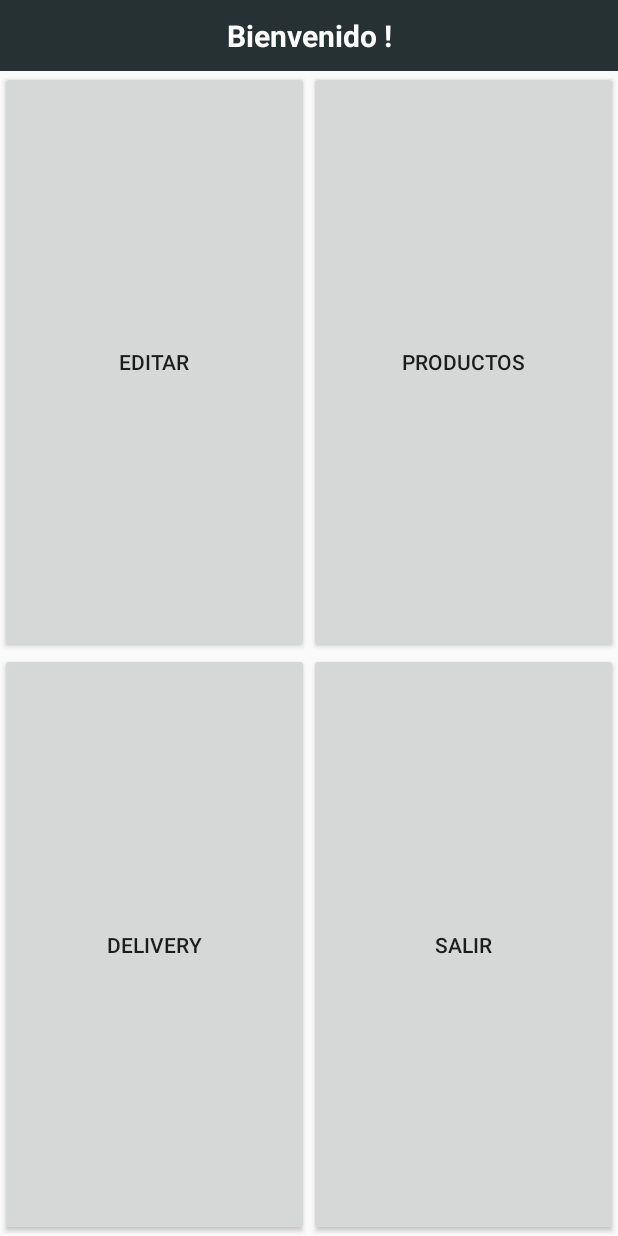
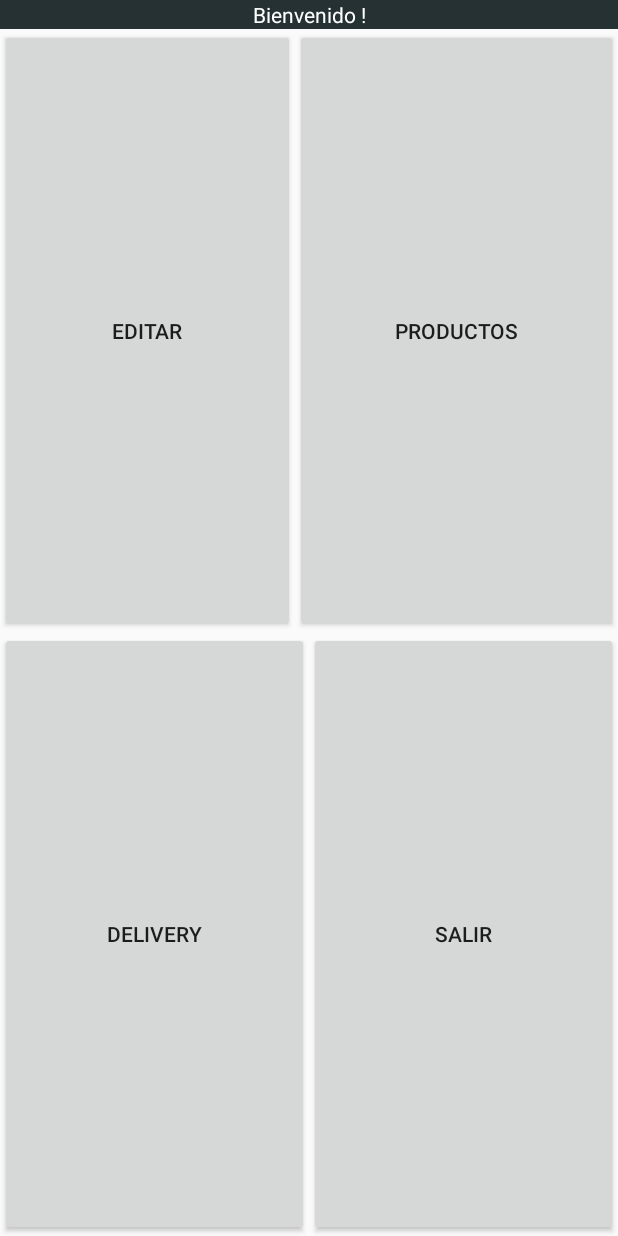
Before and after one commit to adrorodri/programacion3-2020, an Android app: the screen it shows after launch (MainActivity), after a tap on "INICIAR SESIÓN", on a phone screen of 412 x 824 dp. Run offline under Robolectric (Android 15) with nearby library versions, the phone set to English and light mode, and no system bars.

Commit message:
Vista programatica

```diff
--- a/app/src/main/java/com/upb/programacion32020/MainActivity.java
+++ b/app/src/main/java/com/upb/programacion32020/MainActivity.java
@@ -1,28 +1,77 @@
 package com.upb.programacion32020;
 
 import android.content.Intent;
+import android.graphics.Color;
 import android.os.Bundle;
+import android.view.Gravity;
 import android.view.View;
+import android.view.ViewGroup;
 import android.widget.Button;
+import android.widget.LinearLayout;
 import android.widget.TextView;
 
 import androidx.appcompat.app.AppCompatActivity;
+import androidx.core.content.ContextCompat;
+
+import java.util.LinkedList;
+import java.util.List;
 
 public class MainActivity extends AppCompatActivity {
 
-    Button buttonEditar;
-    Button buttonSalir;
-    TextView tvHeader;
     Usuario user;
 
     @Override
     protected void onCreate(Bundle savedInstanceState) {
         super.onCreate(savedInstanceState);
-        setContentView(R.layout.activity_main_menu);
 
-        buttonEditar = findViewById(R.id.btEditar);
-        buttonSalir = findViewById(R.id.btSalir);
-        tvHeader = findViewById(R.id.tvHeader);
+        // Parent Linear Layout
+        LinearLayout linearLayout = new LinearLayout(this);
+        linearLayout.setOrientation(LinearLayout.VERTICAL);
+
+        setContentView(linearLayout);
+
+        // Header Text View
+        TextView textViewHeader = new TextView(this);
+        textViewHeader.setGravity(Gravity.CENTER);
+        textViewHeader.setBackgroundResource(R.color.colorLightBlue);
+        textViewHeader.setTextColor(ContextCompat.getColor(this, R.color.colorWhite));
+        linearLayout.addView(textViewHeader);
+
+        // Top Linear Layout
+        LinearLayout linearLayoutButtons1 = new LinearLayout(this);
+        linearLayoutButtons1.setOrientation(LinearLayout.HORIZONTAL);
+        linearLayoutButtons1.setLayoutParams(new LinearLayout.LayoutParams(ViewGroup.LayoutParams.MATCH_PARENT, ViewGroup.LayoutParams.WRAP_CONTENT, 1f));
+
+        Button buttonEditar = new Button(this);
+        buttonEditar.setText(R.string.main_menu_button_edit);
+        buttonEditar.setLayoutParams(new LinearLayout.LayoutParams(ViewGroup.LayoutParams.WRAP_CONTENT, ViewGroup.LayoutParams.MATCH_PARENT, 1f));
+
+        Button buttonProductos = new Button(this);
+        buttonProductos.setText(R.string.main_menu_button_products);
+        buttonProductos.setLayoutParams(new LinearLayout.LayoutParams(ViewGroup.LayoutParams.WRAP_CONTENT, ViewGroup.LayoutParams.MATCH_PARENT, 1f));
+
+        linearLayoutButtons1.addView(buttonEditar);
+        linearLayoutButtons1.addView(buttonProductos);
+
+        // Bottom Linear Layout
+        LinearLayout linearLayoutButtons2 = new LinearLayout(this);
+        linearLayoutButtons2.setOrientation(LinearLayout.HORIZONTAL);
+        linearLayoutButtons2.setLayoutParams(new LinearLayout.LayoutParams(ViewGroup.LayoutParams.MATCH_PARENT, ViewGroup.LayoutParams.WRAP_CONTENT, 1f));
+
+        Button buttonDelivery = new Button(this);
+        buttonDelivery.setText(R.string.main_menu_button_delivery);
+        buttonDelivery.setLayoutParams(new LinearLayout.LayoutParams(ViewGroup.LayoutParams.WRAP_CONTENT, ViewGroup.LayoutParams.MATCH_PARENT, 1f));
+
+        Button buttonSalir = new Button(this);
+        buttonSalir.setText(R.string.main_menu_button_exit);
+        buttonSalir.setLayoutParams(new LinearLayout.LayoutParams(ViewGroup.LayoutParams.WRAP_CONTENT, ViewGroup.LayoutParams.MATCH_PARENT, 1f));
+
+        linearLayoutButtons2.addView(buttonDelivery);
+        linearLayoutButtons2.addView(buttonSalir);
+
+        linearLayout.addView(linearLayoutButtons1);
+        linearLayout.addView(linearLayoutButtons2);
+
 
         Intent intent = getIntent();
         if (intent.hasExtra("adminEnabled")) {
@@ -33,7 +82,7 @@ public class MainActivity extends AppCompatActivity {
         if (intent.hasExtra("user")) {
             user = (Usuario) intent.getSerializableExtra("user");
             if (user != null) {
-                tvHeader.setText("Bienvenido " + user.getUsername() + "!");
+                textViewHeader.setText("Bienvenido " + user.getUsername() + "!");
             }
         }
 
--- a/app/src/main/res/values/strings.xml
+++ b/app/src/main/res/values/strings.xml
@@ -13,4 +13,8 @@
     <string name="login_forgot_password">Olvidaste tu contraseña?</string>
     <string name="login_button">Iniciar Sesión</string>
     <string name="main_menu_header">Bienvenido!</string>
+    <string name="main_menu_button_edit">Editar</string>
+    <string name="main_menu_button_products">Productos</string>
+    <string name="main_menu_button_delivery">Delivery</string>
+    <string name="main_menu_button_exit">Salir</string>
 </resources>
```
